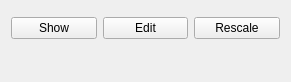
Above: Qt/ApplicationComponents/Resources/UI/pqColorEditorPropertyWidget.ui from Kitware/ParaView before the change. Below: the same form after it.
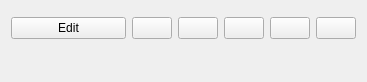
That is the form after the change. Icons and pictures are not drawn. Custom widgets are drawn as their Qt base class.

Commit message:
Extend pqColorOpacityEditorWidget functionality.
pqColorOpacityEditorWidget (the widget used for choosing scalar coloring
in Properties panel) now also allows the user to quickly change the
range to custom or temporal as well change scalar bar visibility and
parameters. This avoids the user having to switch between using the
toolbar, color map editor, and the Properties panel for these simple
tasks.

WIP: add more buttons to pqColorEditorPropertyWidget.

Diff of the .ui file:
```diff
--- a/Qt/ApplicationComponents/Resources/UI/pqColorEditorPropertyWidget.ui
+++ b/Qt/ApplicationComponents/Resources/UI/pqColorEditorPropertyWidget.ui
@@ -6,62 +6,16 @@
    <rect>
     <x>0</x>
     <y>0</y>
-    <width>291</width>
+    <width>367</width>
     <height>82</height>
    </rect>
   </property>
   <property name="windowTitle">
    <string>Form</string>
   </property>
-  <layout class="QGridLayout" name="gridLayout">
-   <item row="1" column="1">
-    <widget class="QPushButton" name="EditColorMap">
-     <property name="toolTip">
-      <string>Edit Color Map</string>
-     </property>
-     <property name="statusTip">
-      <string>Edit Color Map</string>
-     </property>
-     <property name="text">
-      <string>Edit</string>
-     </property>
-     <property name="icon">
-      <iconset resource="../../../Components/Resources/pqComponents.qrc">
-       <normaloff>:/pqWidgets/Icons/pqEditColor24.png</normaloff>:/pqWidgets/Icons/pqEditColor24.png</iconset>
-     </property>
-     <property name="flat">
-      <bool>false</bool>
-     </property>
-    </widget>
-   </item>
-   <item row="1" column="0">
-    <widget class="QPushButton" name="ShowScalarBar">
-     <property name="toolTip">
-      <string>Toggle Color Legend Visibility</string>
-     </property>
-     <property name="statusTip">
-      <string>Toggle Color Legend Visibility</string>
-     </property>
-     <property name="text">
-      <string>Show</string>
-     </property>
-     <property name="icon">
-      <iconset resource="../../../Components/Resources/pqComponents.qrc">
-       <normaloff>:/pqWidgets/Icons/pqScalarBar24.png</normaloff>:/pqWidgets/Icons/pqScalarBar24.png</iconset>
-     </property>
-     <property name="checkable">
-      <bool>true</bool>
-     </property>
-     <property name="flat">
-      <bool>false</bool>
-     </property>
-    </widget>
-   </item>
-   <item row="0" column="0" colspan="3">
-    <widget class="pqDisplayColorWidget" name="DisplayColorWidget" native="true"/>
-   </item>
+  <layout class="QGridLayout" name="gridLayout" columnstretch="1,0,0,0,0,0">
    <item row="1" column="2">
-    <widget class="QPushButton" name="Rescale">
+    <widget class="QPushButton" name="RescaleCustom">
      <property name="toolTip">
       <string>Rescale to Data Range</string>
      </property>
@@ -69,18 +23,18 @@
       <string>Rescale to Data Range</string>
      </property>
      <property name="text">
-      <string>Rescale</string>
+      <string/>
      </property>
      <property name="icon">
       <iconset resource="../../../Components/Resources/pqComponents.qrc">
-       <normaloff>:/pqWidgets/Icons/pqResetRange24.png</normaloff>:/pqWidgets/Icons/pqResetRange24.png</iconset>
-     </property>
-     <property name="flat">
-      <bool>false</bool>
+       <normaloff>:/pqWidgets/Icons/pqResetRangeCustom24.png</normaloff>:/pqWidgets/Icons/pqResetRangeCustom24.png</iconset>
      </property>
     </widget>
    </item>
-   <item row="2" column="1">
+   <item row="0" column="0" colspan="6">
+    <widget class="pqDisplayColorWidget" name="DisplayColorWidget" native="true"/>
+   </item>
+   <item row="2" column="4">
     <spacer name="verticalSpacer">
      <property name="orientation">
       <enum>Qt::Vertical</enum>
@@ -96,6 +50,97 @@
      </property>
     </spacer>
    </item>
+   <item row="1" column="0">
+    <widget class="QPushButton" name="EditColorMap">
+     <property name="toolTip">
+      <string>Edit color map</string>
+     </property>
+     <property name="statusTip">
+      <string>Edit Color Map</string>
+     </property>
+     <property name="text">
+      <string>Edit</string>
+     </property>
+     <property name="icon">
+      <iconset resource="../../../Components/Resources/pqComponents.qrc">
+       <normaloff>:/pqWidgets/Icons/pqEditColor24.png</normaloff>:/pqWidgets/Icons/pqEditColor24.png</iconset>
+     </property>
+     <property name="flat">
+      <bool>false</bool>
+     </property>
+    </widget>
+   </item>
+   <item row="1" column="1">
+    <widget class="QPushButton" name="Rescale">
+     <property name="toolTip">
+      <string>Rescale to data range</string>
+     </property>
+     <property name="statusTip">
+      <string>Rescale to Data Range</string>
+     </property>
+     <property name="text">
+      <string/>
+     </property>
+     <property name="icon">
+      <iconset resource="../../../Components/Resources/pqComponents.qrc">
+       <normaloff>:/pqWidgets/Icons/pqResetRange24.png</normaloff>:/pqWidgets/Icons/pqResetRange24.png</iconset>
+     </property>
+     <property name="flat">
+      <bool>false</bool>
+     </property>
+    </widget>
+   </item>
+   <item row="1" column="4">
+    <widget class="QPushButton" name="ShowScalarBar">
+     <property name="toolTip">
+      <string>Show/hide color legend</string>
+     </property>
+     <property name="statusTip">
+      <string>Toggle Color Legend Visibility</string>
+     </property>
+     <property name="text">
+      <string/>
+     </property>
+     <property name="icon">
+      <iconset resource="../../../Components/Resources/pqComponents.qrc">
+       <normaloff>:/pqWidgets/Icons/pqScalarBar24.png</normaloff>:/pqWidgets/Icons/pqScalarBar24.png</iconset>
+     </property>
+     <property name="checkable">
+      <bool>true</bool>
+     </property>
+     <property name="flat">
+      <bool>false</bool>
+     </property>
+    </widget>
+   </item>
+   <item row="1" column="5">
+    <widget class="QPushButton" name="EditScalarBar">
+     <property name="toolTip">
+      <string>Edit color legend properties</string>
+     </property>
+     <property name="text">
+      <string/>
+     </property>
+     <property name="icon">
+      <iconset resource="../../../Components/Resources/pqComponents.qrc">
+       <normaloff>:/pqWidgets/Icons/pqEditScalarBar16.png</normaloff>:/pqWidgets/Icons/pqEditScalarBar16.png</iconset>
+     </property>
+    </widget>
+   </item>
+   <item row="1" column="3">
+    <widget class="QPushButton" name="RescaleTemporal">
+     <property name="toolTip">
+      <string>Rescale to data range over all timesteps</string>
+     </property>
+     <property name="text">
+      <string/>
+     </property>
+     <property name="icon">
+      <iconset resource="../../../Components/Resources/pqComponents.qrc">
+       <normaloff>:/pqWidgets/Icons/pqResetRangeTemporal24.png</normaloff>:/pqWidgets/Icons/pqResetRangeTemporal24.png</iconset>
+     </property>
+    </widget>
+   </item>
   </layout>
  </widget>
  <customwidgets>
```
Left out of the diff: 5 changed lines with no effect on the pictures. The commit also changes 13 other files.
